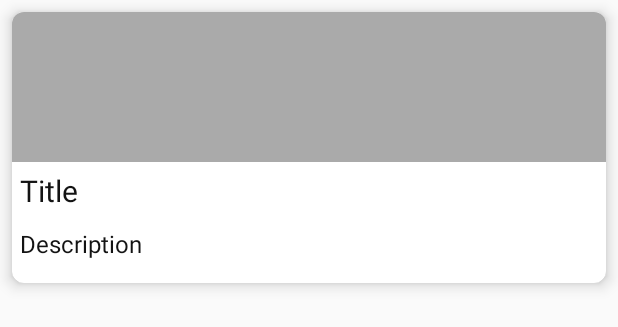
After one commit to kaquay/Android-MVVM-Architecture, an Android app: the layout item_post.xml on its own in the app's theme, with its tools: preview values and no code run, on a phone screen of 412 x 824 dp. The commit adds this screen. Shown: the top 327 px of the screen. Run offline under Robolectric (Android 15) with nearby library versions, the phone set to English and light mode, and no system bars.

Commit message:
- create adapter - using ItemModel - setup TextStyle

```diff
--- a/app/build.gradle
+++ b/app/build.gradle
@@ -52,8 +52,9 @@ dependencies {
     api project(':base')
     implementation "androidx.core:core-ktx:+"
     implementation "org.jetbrains.kotlin:kotlin-stdlib-jdk7:$kotlin_version"
-    implementation 'androidx.recyclerview:recyclerview:1.1.0-alpha06'
-
+    implementation androidx.recyclerview
+    implementation androidx.cardview
+    implementation 'com.github.bumptech.glide:glide:4.9.0'
 
 }
 repositories {
--- a/app/src/main/java/com/hungndk/app/data/repository/PostRepository.kt
+++ b/app/src/main/java/com/hungndk/app/data/repository/PostRepository.kt
@@ -3,6 +3,7 @@ package com.hungndk.app.data.repository
 import com.hungndk.app.data.store.CloudPostDataStore
 import com.hungndk.app.data.store.LocalPostDataStore
 import io.reactivex.Observable
+import java.util.concurrent.TimeUnit
 import javax.inject.Inject
 
 class PostRepository @Inject constructor(
@@ -11,7 +12,9 @@ class PostRepository @Inject constructor(
 ) {
     fun getAllPosts() = Observable.concat(
         localPostDataStore.getAllPost(),
-        cloudPostDataStore.getAllPost().doAfterNext {
+        cloudPostDataStore.getAllPost()
+            .debounce(1, TimeUnit.SECONDS)
+            .doAfterNext {
             // save to local
             localPostDataStore.saveAllPost(it)
         }
--- /dev/null
+++ b/app/src/main/res/layout/item_post.xml
@@ -0,0 +1,39 @@
+<?xml version="1.0" encoding="utf-8"?>
+<androidx.cardview.widget.CardView xmlns:android="http://schemas.android.com/apk/res/android"
+    xmlns:app="http://schemas.android.com/apk/res-auto"
+    xmlns:tools="http://schemas.android.com/tools"
+    android:layout_width="match_parent"
+    android:layout_height="wrap_content"
+    android:layout_margin="8dp"
+    android:orientation="vertical"
+    app:cardCornerRadius="8dp"
+    app:cardElevation="6dp">
+
+    <LinearLayout
+        android:layout_width="match_parent"
+        android:layout_height="match_parent"
+        android:orientation="vertical">
+
+        <ImageView
+            android:id="@+id/ivThumb"
+            android:layout_width="match_parent"
+            android:layout_height="wrap_content"
+            android:adjustViewBounds="true"
+            android:background="@android:color/darker_gray"
+            android:minHeight="100dp" />
+
+        <TextView
+            android:id="@+id/tvTitle"
+            style="@style/Text.Title"
+            android:padding="5dp"
+            tools:text="Title" />
+
+        <TextView
+            android:id="@+id/tvDesciption"
+            style="@style/Text.Description"
+            android:layout_marginBottom="10dp"
+            android:padding="5dp"
+            tools:text="Description" />
+    </LinearLayout>
+
+</androidx.cardview.widget.CardView>
--- a/app/src/main/res/values/styles.xml
+++ b/app/src/main/res/values/styles.xml
@@ -8,4 +8,17 @@
         <item name="colorAccent">@color/colorAccent</item>
     </style>
 
+    <style name="Text">
+        <item name="android:layout_height">wrap_content</item>
+        <item name="android:layout_width">wrap_content</item>
+        <item name="android:textColor">#131313</item>
+    </style>
+
+    <style name="Text.Title">
+        <item name="android:textSize">20sp</item>
+    </style>
+
+    <style name="Text.Description">
+        <item name="android:textSize">16sp</item>
+    </style>
 </resources>
```
Also changed, not shown: app/src/main/AndroidManifest.xml (+4 -4 lines), app/src/main/java/com/hungndk/app/data/store/LocalPostDataStore.kt (+8 -1 lines), app/src/main/java/com/hungndk/app/modules/home/HomeActivity.kt (+11 -1 lines), app/src/main/java/com/hungndk/app/modules/home/HomeAdapter.kt (added, +52 -0 lines), app/src/main/java/com/hungndk/app/modules/home/HomeViewModel.kt (+12 -1 lines), version.gradle (+10 -0 lines), 2 other files.
